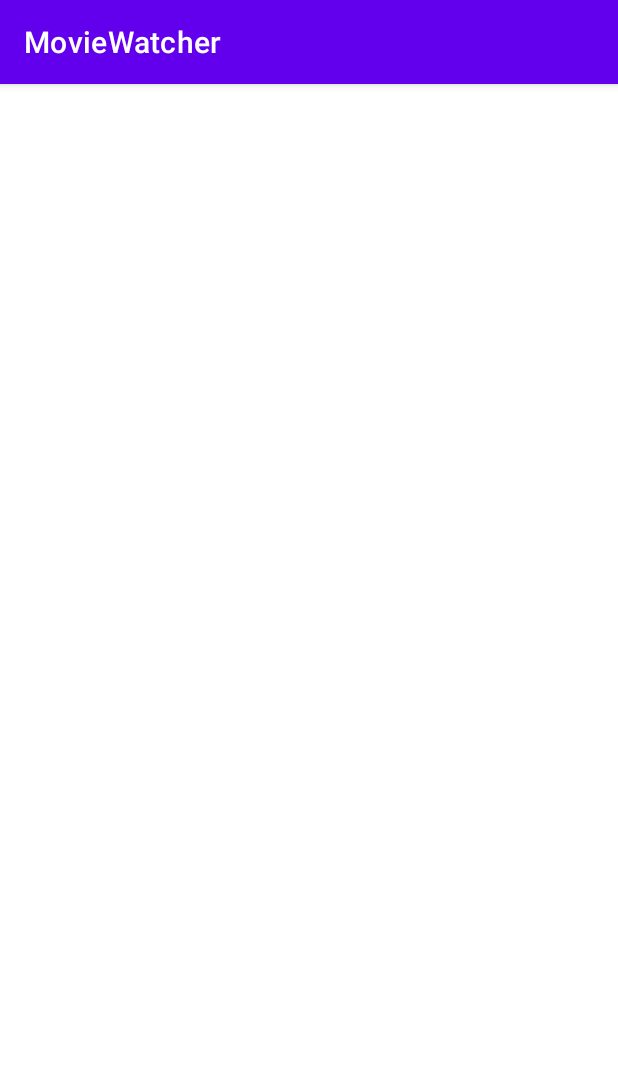
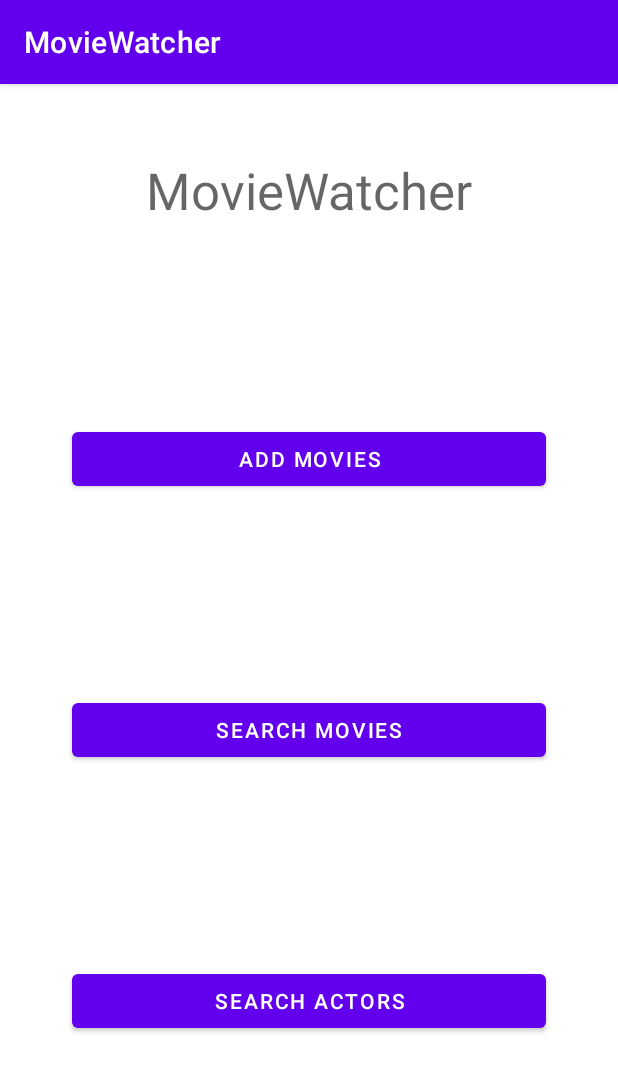
Before and after one commit to 2KAbhishek/MovieWatcher, an Android app: the screen it shows after launch (MainActivity), on a phone screen of 412 x 824 dp. Shown: the top 1072 px of the screen. Run offline under Robolectric (Android 15) with nearby library versions, the phone set to English and light mode, and no system bars.

Commit message:
Add main screen layout

```diff
--- a/app/src/main/res/layout/activity_main.xml
+++ b/app/src/main/res/layout/activity_main.xml
@@ -6,4 +6,53 @@
     android:layout_height="match_parent"
     tools:context=".MainActivity">
 
+
+    <TextView
+        android:id="@+id/textView"
+        android:layout_width="wrap_content"
+        android:layout_height="wrap_content"
+        android:layout_marginTop="48dp"
+        android:text="@string/app_name"
+        android:textAppearance="@style/TextAppearance.AppCompat.Display1"
+        app:layout_constraintEnd_toEndOf="parent"
+        app:layout_constraintHorizontal_bias="0.5"
+        app:layout_constraintStart_toStartOf="parent"
+        app:layout_constraintTop_toTopOf="parent" />
+
+    <Button
+        android:id="@+id/buttonAdd"
+        android:layout_width="0dp"
+        android:layout_marginHorizontal="@android:dimen/app_icon_size"
+        android:layout_height="wrap_content"
+        android:text="Add Movies"
+        app:layout_constraintBottom_toTopOf="@+id/buttonSearchMovies"
+        app:layout_constraintEnd_toEndOf="parent"
+        app:layout_constraintHorizontal_bias="0.5"
+        app:layout_constraintStart_toStartOf="parent"
+        app:layout_constraintTop_toBottomOf="@+id/textView"
+        app:layout_constraintVertical_chainStyle="spread" />
+
+    <Button
+        android:id="@+id/buttonSearchMovies"
+        android:layout_width="0dp"
+        android:layout_marginHorizontal="@android:dimen/app_icon_size"
+        android:layout_height="wrap_content"
+        android:text="Search Movies"
+        app:layout_constraintBottom_toTopOf="@+id/buttonSearchActors"
+        app:layout_constraintEnd_toEndOf="parent"
+        app:layout_constraintHorizontal_bias="0.5"
+        app:layout_constraintStart_toStartOf="parent"
+        app:layout_constraintTop_toBottomOf="@+id/buttonAdd" />
+
+    <Button
+        android:id="@+id/buttonSearchActors"
+        android:layout_width="0dp"
+        android:layout_height="wrap_content"
+        android:layout_marginHorizontal="@android:dimen/app_icon_size"
+        android:text="Search Actors"
+        app:layout_constraintBottom_toBottomOf="parent"
+        app:layout_constraintEnd_toEndOf="parent"
+        app:layout_constraintHorizontal_bias="0.5"
+        app:layout_constraintStart_toStartOf="parent"
+        app:layout_constraintTop_toBottomOf="@+id/buttonSearchMovies" />
 </androidx.constraintlayout.widget.ConstraintLayout>
```
